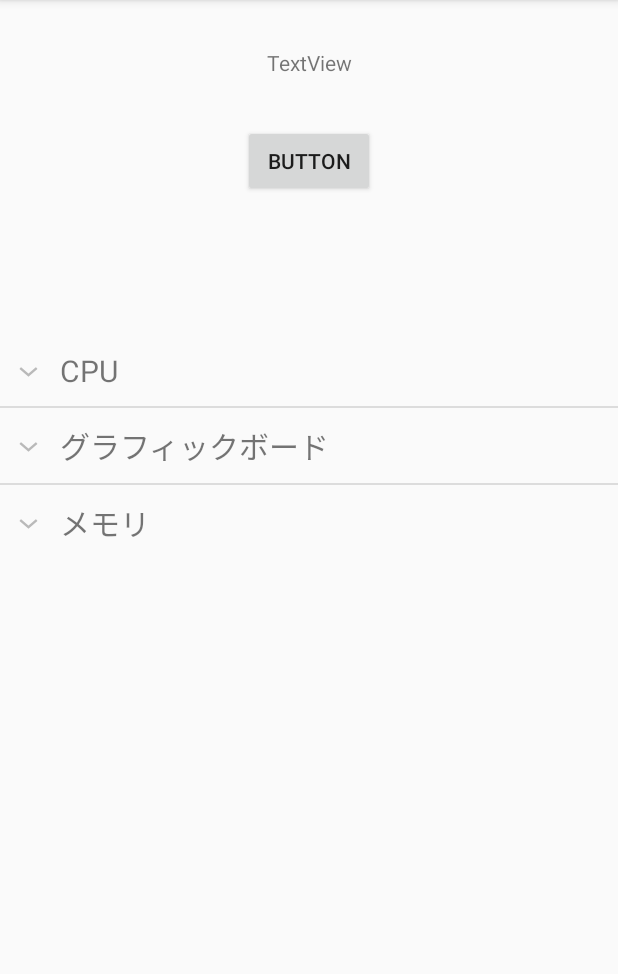
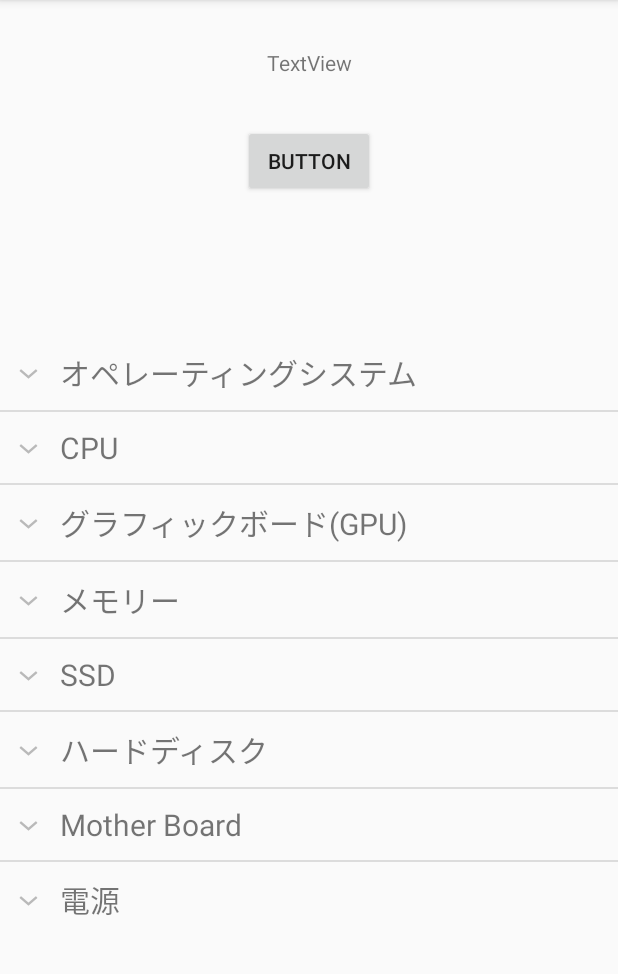
Before and after one commit to M0710Fa/hack-app-android, an Android app: the screen it shows after launch (MainActivity), on a phone screen of 412 x 824 dp, the part 84-1058 px from its top. Run offline under Robolectric (Android 15) with nearby library versions, the phone set to English and light mode, and no system bars.

Commit message:
[add]解説文の記述とそれの表示の処理

```diff
--- a/Re-Com/app/src/main/java/com/example/re_com/MainActivity.kt
+++ b/Re-Com/app/src/main/java/com/example/re_com/MainActivity.kt
@@ -18,23 +18,38 @@ class MainActivity : AppCompatActivity() {
 
         //親要素のリスト
         val parts: MutableList<String> = ArrayList()
-        parts.add("CPU")
-        parts.add("グラフィックボード")
-        parts.add("メモリ")
+        val partsArray: Array<String> = resources.getStringArray(R.array.parts_array)
+        for(partsName in partsArray){
+            parts.add(partsName)
+        }
 
         //子要素のリスト
-        val explains_cpu: MutableList<String> = ArrayList()
-        explains_cpu.add("CROWN")
-        val explains_gpu: MutableList<String> = ArrayList()//gpu = グラフィックボード
-        explains_gpu.add("ATENZA")
-        val explains_memory: MutableList<String> = ArrayList()
-        explains_memory.add("LEGEND")
-
+        val explainsOs: MutableList<String> = ArrayList()
+        explainsOs.add(getString(R.string.ex_os))
+        val explainsCpu: MutableList<String> = ArrayList()
+        explainsCpu.add(getString(R.string.ex_cpu))
+        val explainsGpu: MutableList<String> = ArrayList()//gpu = グラフィックボード
+        explainsGpu.add(getString(R.string.ex_gpu))
+        val explainsMemory: MutableList<String> = ArrayList()
+        explainsMemory.add(getString(R.string.ex_memory))
+        val explainsSsd: MutableList<String> = ArrayList()
+        explainsSsd.add(getString(R.string.ex_ssd))
+        val explainsHdd: MutableList<String> = ArrayList()
+        explainsHdd.add(getString(R.string.ex_hdd))
+        val explainsMother: MutableList<String> = ArrayList()
+        explainsMother.add(getString(R.string.ex_mother))
+        val explainsPower: MutableList<String> = ArrayList()
+        explainsPower.add(getString(R.string.ex_power))
 
         val explains: MutableList<List<String>> = ArrayList()
-        explains.add(explains_cpu)
-        explains.add(explains_gpu)
-        explains.add(explains_memory)
+        explains.add(explainsOs)
+        explains.add(explainsCpu)
+        explains.add(explainsGpu)
+        explains.add(explainsMemory)
+        explains.add(explainsSsd)
+        explains.add(explainsHdd)
+        explains.add(explainsMother)
+        explains.add(explainsPower)
 
         //ExpandableListViewの初期化
         val exListView = findViewById<ExpandableListView>(R.id.exlistview)
@@ -75,19 +90,19 @@ class MainActivity : AppCompatActivity() {
 
         override fun getGroupId(groupPosition: Int): Long {
             //親要素の固有IDを返す
-            //このサンプルでは固有IDは無いので0
+            //固有IDは無いので0
             return 0
         }
 
         override fun getChildId(groupPosition: Int, childPosition: Int): Long {
             //子要素の固有IDを返す
-            //このサンプルでは固有IDは無いので0
+            //固有IDは無いので0
             return 0
         }
 
         override fun hasStableIds(): Boolean {
             //固有IDを持つかどうかを返す
-            //このサンプルでは持たないのでfalse
+            //持たないのでfalse
             return false
         }
 
--- a/Re-Com/app/src/main/res/values/strings.xml
+++ b/Re-Com/app/src/main/res/values/strings.xml
@@ -1,12 +1,73 @@
 <resources>
     <string name="app_name">Re-Com</string>
-    /*
-    命名規則
-    パーツ("pt_パーツ名")
-    説明文("ex_パーツ名")
-    */
 
-    <string name="pt_cpu">CPU</string>
+    /*------パーツ名の配列------*/
+    <string-array name="parts_array">
+        <item>オペレーティングシステム</item>
+        <item>CPU</item>
+        <item>グラフィックボード(GPU)</item>
+        <item>メモリー</item>
+        <item>SSD</item>
+        <item>ハードディスク</item>
+        <item>Mother Board</item>
+        <item>電源</item>
+    </string-array>
+
+    /*------説明文の配列------*/
+    //OS
+    <string name = "ex_os">
+        オペレーティングシステムとは，コンピューターを動作させるための基盤となるプログラムのことです．\n
+        略してOSとも呼ばれます．\n
+        有名なものではWinows，MacOS，Linuxがあります．\n
+        基本的にゲームを用途としたパソコンではWinodowsが選ばれます．\n
+    </string>
+
+    //CPU
+    <string name = "ex_cpu">
+        CPUとはパソコンにおいてプログラムの演算や実行をしてくれるパーツです．\n
+        Central Processing Unit（中央処理装置）の略でCPUと呼ばれています．\n
+        よく人間で言う頭脳に例えられます．\n
+    </string>
+
+    //グラフィックボード
+    <string name="ex_gpu">
+        グラフィックボードとは，映像処理に関わる演算や映像をモニターに写す処理などを担っています．\n
+        Graphic Processing Unitの略でGPUとも呼ばれています．\n
+        ゲームやCADなどの3Dの処理を行う際に必須のパーツになります．\n
+        ゲームをプレイする場合，グラフィックボードの性能が肝となります．
+        ゲーミングPCを購入する際は，自分のプレイしたいゲームとグラフィックボードの性能に気をつけて購入することが大切です．\n
+    </string>
+
+    //メモリー
+    <string name="ex_memory">
+        メモリーは，データを一時的に記憶するの役割を果たしています．\n
+        パソコンは起動しているアプリケーションのデータなどをメモリーに記憶するため，メモリーの容量が多いほうが一度にたくさんのデータを処理できます．\n
+        ゲームや，エミュレーターなど1度にたくさんのデータを処理するアプリケーションを実行する際も，メモリの容量が重要になります．\n
+    </string>
 
 
+    <string name="ex_ssd">
+        SSDとは，データを保存する場所です．\n
+        Solid State Driveを略してSSDと呼ばれています．\n
+        今までは，後述のハードディスク(HDD)が主流でしたが，ハードディスクに比べて読み書きの動作が速いことから最近ではほとんどのパソコンでSSDが採用されています．\n
+        SSDにゲームを入れることで，ロード時間などを短縮することに繋がります．\n
+    </string>
+
+    <string name="ex_hdd">
+        ハードディスクとは，データを保存する場所です．\n
+        前述のSSDに比べて，読書の速度，耐衝撃性は劣っていますが，大容量のものでもSSDより安価に購入することができます．\n
+        大容量データの保存用途でよく使われています．\n
+    </string>
+
+    <string name="ex_mother">
+        マザーボードとは，CPUやグラフィックボード，メモリなどを搭載するための基盤のことです．\n
+        すべてのパーツを繋ぐ役割もあるため，より耐久性の高いものを選ぶことがパソコンを長持ちさせることに繋がります．\n
+    </string>
+
+    <string name="ex_power">
+        その名の通りコンピューターの電源です．\n
+        人間に例えると心臓に例えられるほど重要なパーツです．\n
+        よりハイスペックなパソコンにはより大容量の電源が必要になります．\n
+    </string>
+
 </resources>
```
